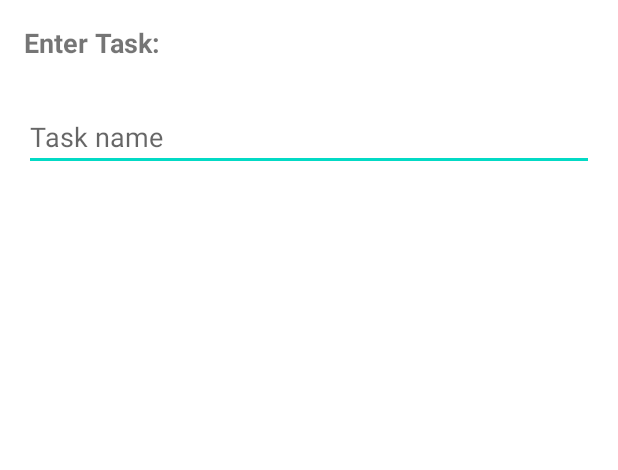
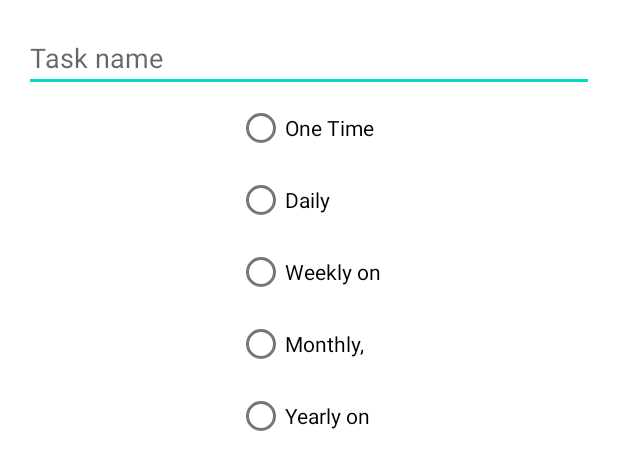
Before and after one commit to CSE-110-Winter-2024/project-team-9, an Android app: the layout fragment_add_task_dialog.xml on its own in the app's theme, with its tools: preview values and no code run, on a phone screen of 412 x 824 dp. Shown: the top 470 px of the screen. Run offline under Robolectric (Android 15) with nearby library versions, the phone set to English and light mode, and no system bars.

Commit message:
Made radio button group and updated the XML file

```diff
--- a/app/src/main/res/layout/fragment_add_task_dialog.xml
+++ b/app/src/main/res/layout/fragment_add_task_dialog.xml
@@ -1,32 +1,62 @@
 <?xml version="1.0" encoding="utf-8"?>
 <androidx.constraintlayout.widget.ConstraintLayout xmlns:android="http://schemas.android.com/apk/res/android"
     xmlns:app="http://schemas.android.com/apk/res-auto"
+    xmlns:tools="http://schemas.android.com/tools"
     android:layout_width="match_parent"
     android:layout_height="wrap_content"
     android:padding="16dp">
-
-    <TextView
-        android:id="@+id/text_view_prompt"
-        android:layout_width="0dp"
-        android:layout_height="wrap_content"
-        android:text="Enter Task:"
-        android:textSize="18sp"
-        android:textStyle="bold"
-        app:layout_constraintStart_toStartOf="parent"
-        app:layout_constraintEnd_toEndOf="parent"
-        app:layout_constraintTop_toTopOf="parent"/>
 
     <EditText
         android:id="@+id/edit_text_task"
         android:layout_width="0dp"
         android:layout_height="wrap_content"
-        android:layout_marginTop="28dp"
         android:hint="Task name"
+        android:imeOptions="actionDone"
         android:inputType="text"
-        android:imeOptions="actionDone"
         app:layout_constraintEnd_toEndOf="parent"
         app:layout_constraintHorizontal_bias="0.0"
         app:layout_constraintStart_toStartOf="parent"
-        app:layout_constraintTop_toBottomOf="@id/text_view_prompt" />
+        app:layout_constraintTop_toTopOf="parent" />
+
+    <RadioGroup
+        android:id="@+id/pending_options"
+        android:layout_width="wrap_content"
+        android:layout_height="wrap_content"
+        app:layout_constraintBottom_toBottomOf="parent"
+        app:layout_constraintEnd_toEndOf="parent"
+        app:layout_constraintStart_toStartOf="parent"
+        app:layout_constraintTop_toBottomOf="@+id/edit_text_task">
+
+        <RadioButton
+            android:id="@+id/oneTime"
+            android:layout_width="match_parent"
+            android:layout_height="wrap_content"
+            android:text="One Time" />
+
+        <RadioButton
+            android:id="@+id/daily"
+            android:layout_width="match_parent"
+            android:layout_height="wrap_content"
+            android:text="Daily" />
+
+        <RadioButton
+            android:id="@+id/weekly"
+            android:layout_width="match_parent"
+            android:layout_height="wrap_content"
+            android:text="Weekly on" />
+
+        <RadioButton
+            android:id="@+id/monthly"
+            android:layout_width="match_parent"
+            android:layout_height="wrap_content"
+            android:text="Monthly, " />
+
+        <RadioButton
+            android:id="@+id/yearly"
+            android:layout_width="match_parent"
+            android:layout_height="wrap_content"
+            android:text="Yearly on" />
+
+    </RadioGroup>
 
 </androidx.constraintlayout.widget.ConstraintLayout>
```
Also changed, not shown: 1 other file.
